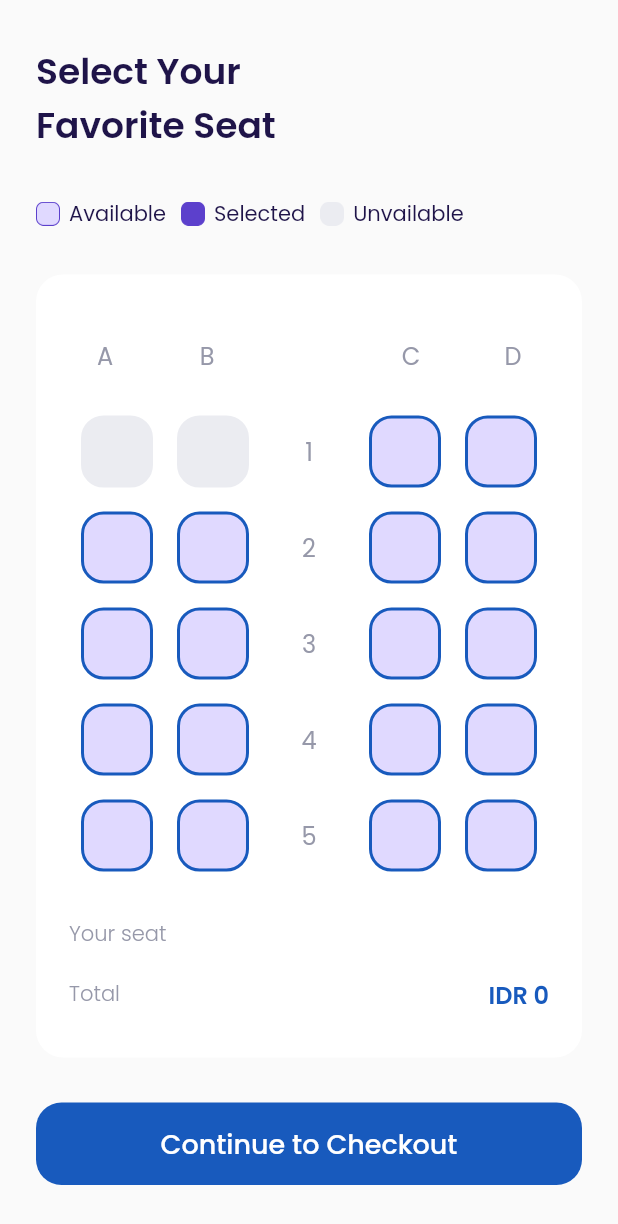
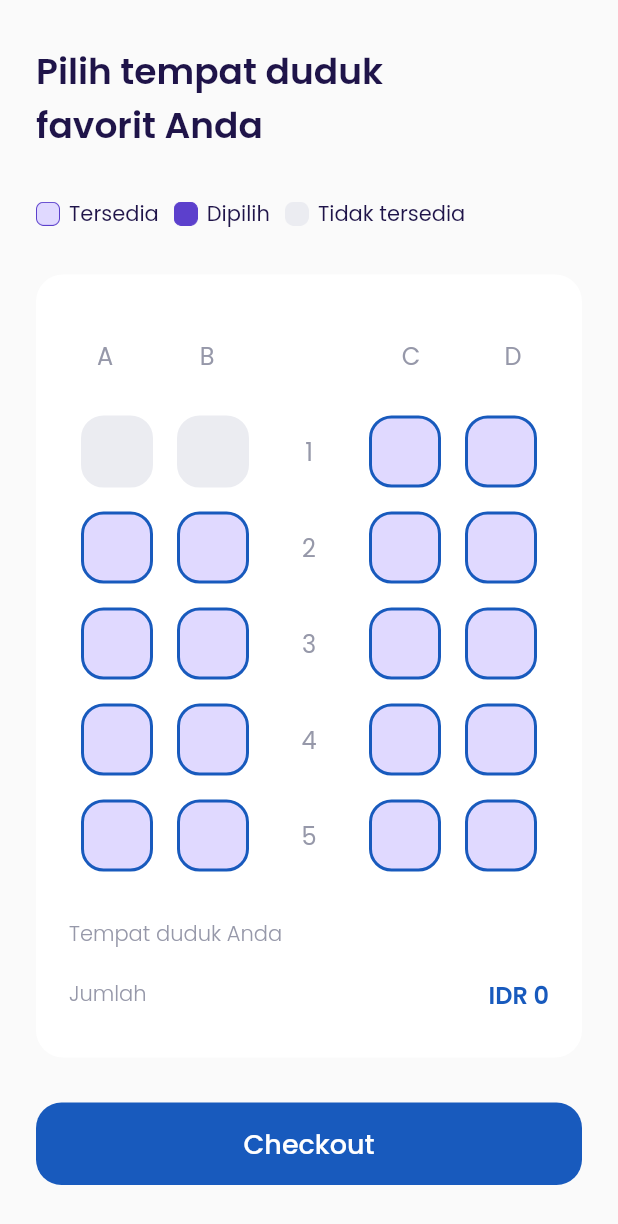
Before and after one commit to shintanr/ppb, a Flutter app: the ChooseSeatPage screen opened directly with empty values, on a phone screen of 412 x 824 dp. Shown: the top 1224 px of the screen. Run offline on Flutter 3.47's test engine with Material 2 defaults, Android fonts, the phone set to English and light mode, and no system bars; our stand-ins replace bloc, cloud_firestore, equatable, firebase_auth, firebase_core, flutter_bloc and 1 more; accounts and stored records are empty.

Commit message:
update choose seat page

```diff
--- a/lib/ui/pages/choose_seat_page.dart
+++ b/lib/ui/pages/choose_seat_page.dart
@@ -20,7 +20,7 @@ class ChooseSeatPage extends StatelessWidget {
       return Container(
         margin: EdgeInsets.only(top: 30),
         child: Text(
-          'Select Your\nFavorite Seat',
+          'Pilih tempat duduk\nfavorit Anda',
           style: blackTextStyle.copyWith(
             fontSize: 24,
             fontWeight: semiBold,
@@ -48,7 +48,7 @@ class ChooseSeatPage extends StatelessWidget {
               ),
             ),
             Text(
-              'Available',
+              'Tersedia',
               style: blackTextStyle,
             ),
             //NOTE UNAVAILABLE
@@ -65,7 +65,7 @@ class ChooseSeatPage extends StatelessWidget {
               ),
             ),
             Text(
-              'Selected',
+              'Dipilih',
               style: blackTextStyle,
             ),
             //NOTE AVAILABLE
@@ -82,7 +82,7 @@ class ChooseSeatPage extends StatelessWidget {
               ),
             ),
             Text(
-              'Unvailable',
+              'Tidak tersedia',
               style: blackTextStyle,
             )
           ],
@@ -341,7 +341,7 @@ class ChooseSeatPage extends StatelessWidget {
                     mainAxisAlignment: MainAxisAlignment.spaceBetween,
                     children: [
                       Text(
-                        'Your seat',
+                        'Tempat duduk Anda',
                         style: greyTextStyle.copyWith(
                           fontWeight: light,
                         ),
@@ -364,7 +364,7 @@ class ChooseSeatPage extends StatelessWidget {
                     mainAxisAlignment: MainAxisAlignment.spaceBetween,
                     children: [
                       Text(
-                        'Total',
+                        'Jumlah',
                         style: greyTextStyle.copyWith(
                           fontWeight: light,
                         ),
@@ -394,7 +394,7 @@ class ChooseSeatPage extends StatelessWidget {
       return BlocBuilder<SeatCubit, List<String>>(
         builder: (context, state) {
           return CustomButton(
-            title: 'Continue to Checkout',
+            title: 'Checkout',
             onPressed: () {
               int price = destination.price * state.length;
 
--- a/lib/ui/widgets/seat_item.dart
+++ b/lib/ui/widgets/seat_item.dart
@@ -46,7 +46,7 @@ class SeatItem extends StatelessWidget {
       if (isSelected) {
         return Center(
           child: Text(
-            'YOU',
+            'Anda',
             style: whiteTextStyle.copyWith(
               fontWeight: semiBold,
             ),
```
